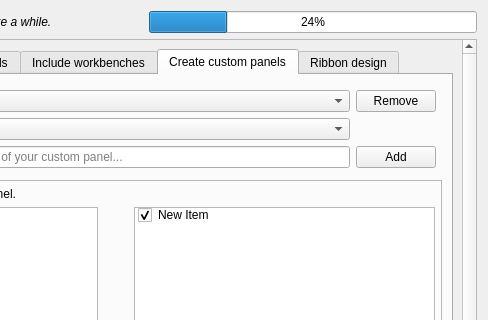
Before: the Qt Designer form Resources/ui/Design.ui in APEbbers/FreeCAD-Ribbon, drawn with Qt 5; both pictures show x 243 to 731 and y 0 to 320 of the 731 by 773 pixel window.
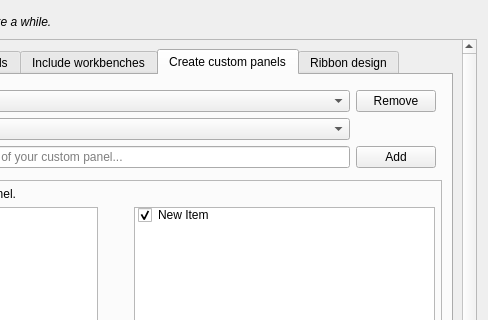
After: the same form once the commit is applied. Icons and pictures are not drawn.

Commit message: Added exception handler to suppress messages during loading

The edit to the form file:
```diff
--- a/Resources/ui/Design.ui
+++ b/Resources/ui/Design.ui
@@ -1642,13 +1642,6 @@
        </property>
       </widget>
      </item>
-     <item row="0" column="3">
-      <widget class="QProgressBar" name="progressBar">
-       <property name="value">
-        <number>24</number>
-       </property>
-      </widget>
-     </item>
     </layout>
    </item>
   </layout>
```
The commit also changes 2 other files.
